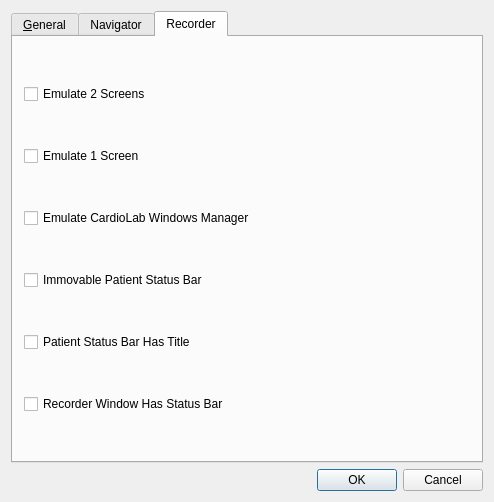
Above: src/gui/ui/simulatorsettingsdialog.ui from mannd/epsimulator before the change. Below: the same form after it.
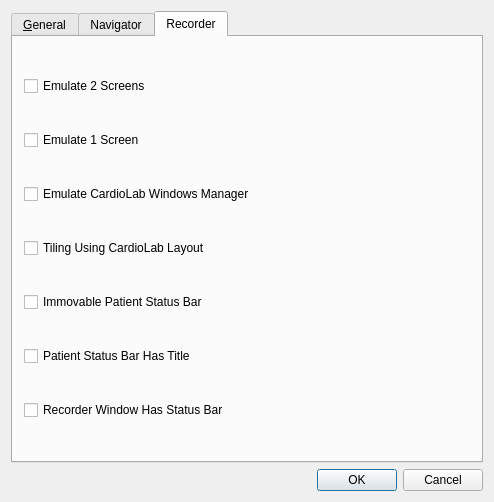
That is the form after the change. The open tabs and pages were chosen to show the change.

Commit message: r418@SuperSluggo:  mannd | 2008-06-29 17:01:36 -0400  implemented MDA tiling as option, with Prucka tiling vs MDA tiling as option when Prucka windows manager not used, also hid Tile/Cascade menu actions when Prucka windows manager used.  Added logic to Simulator settings dialog for all this.

The edit to the form file:
```diff
--- a/src/gui/ui/simulatorsettingsdialog.ui
+++ b/src/gui/ui/simulatorsettingsdialog.ui
@@ -184,49 +184,56 @@
         <x>0</x>
         <y>0</y>
         <width>472</width>
-        <height>420</height>
+        <height>424</height>
        </rect>
       </property>
       <attribute name="title" >
        <string>Recorder</string>
       </attribute>
-      <layout class="QVBoxLayout" name="verticalLayout" >
-       <item>
+      <layout class="QGridLayout" name="gridLayout" >
+       <item row="0" column="0" >
         <widget class="QCheckBox" name="emulateTwoScreensCheckBox" >
          <property name="text" >
           <string>Emulate 2 Screens</string>
          </property>
         </widget>
        </item>
-       <item>
+       <item row="1" column="0" >
         <widget class="QCheckBox" name="emulateOneScreenCheckBox" >
          <property name="text" >
           <string>Emulate 1 Screen</string>
          </property>
         </widget>
        </item>
-       <item>
+       <item row="2" column="0" >
         <widget class="QCheckBox" name="emulateWindowsManagerCheckBox" >
          <property name="text" >
           <string>Emulate CardioLab Windows Manager</string>
          </property>
         </widget>
        </item>
-       <item>
+       <item row="3" column="0" >
+        <widget class="QCheckBox" name="emulatePruckaTilingCheckBox" >
+         <property name="text" >
+          <string>Tiling Using CardioLab Layout</string>
+         </property>
+        </widget>
+       </item>
+       <item row="4" column="0" >
         <widget class="QCheckBox" name="immovablePatientStatusBarCheckBox" >
          <property name="text" >
           <string>Immovable Patient Status Bar</string>
          </property>
         </widget>
        </item>
-       <item>
+       <item row="5" column="0" >
         <widget class="QCheckBox" name="patientStatusBarHasTitleCheckBox" >
          <property name="text" >
           <string>Patient Status Bar Has Title</string>
          </property>
         </widget>
        </item>
-       <item>
+       <item row="6" column="0" >
         <widget class="QCheckBox" name="recorderHasStatusBarCheckBox" >
          <property name="text" >
           <string>Recorder Window Has Status Bar</string>
```
Left out of the diff: 4 changed lines with no effect on the pictures. The commit also changes 7 other files.
